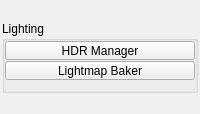
This is tentacle/ui/lighting.ui in m3trik/tentacle as Qt 5 draws it before an edit. The edited form follows.
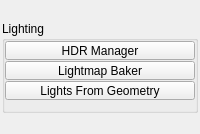
This is the edited form. Custom widgets are drawn as their Qt base class.

```diff
--- a/tentacle/ui/lighting.ui
+++ b/tentacle/ui/lighting.ui
@@ -10,7 +10,7 @@
     <x>0</x>
     <y>0</y>
     <width>200</width>
-    <height>94</height>
+    <height>74</height>
    </rect>
   </property>
   <property name="tabShape">
@@ -143,6 +143,29 @@
            </property>
           </widget>
          </item>
+         <item>
+          <widget class="PushButton" name="tb000">
+           <property name="minimumSize">
+            <size>
+             <width>0</width>
+             <height>19</height>
+            </size>
+           </property>
+           <property name="maximumSize">
+            <size>
+             <width>16777215</width>
+             <height>19</height>
+            </size>
+           </property>
+           <property name="toolTip">
+            <string>Create real area lights from the selected light-fixture geometry — whole meshes, or just their lens faces.
+Each light is an ordinary, artist-owned scene light stamped with the geometry it came from, so it can be re-fitted later if that geometry moves.</string>
+           </property>
+           <property name="text">
+            <string>Lights From Geometry</string>
+           </property>
+          </widget>
+         </item>
          <item>
           <spacer name="verticalSpacer">
            <property name="orientation">
```
